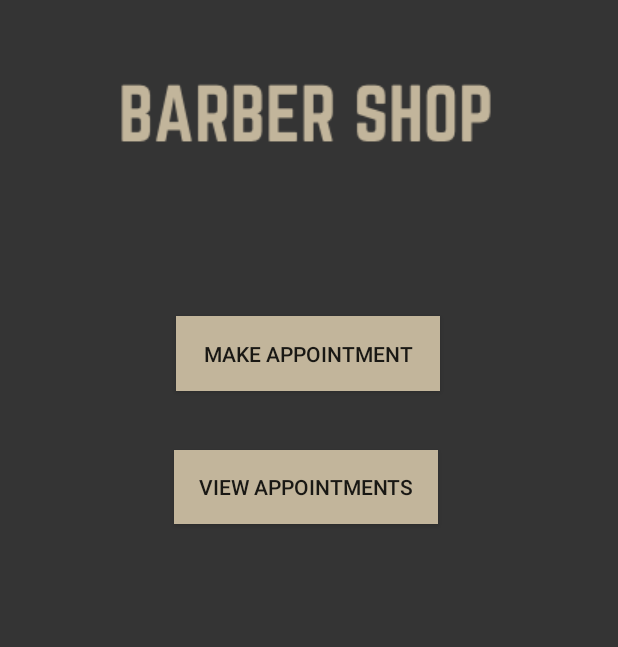
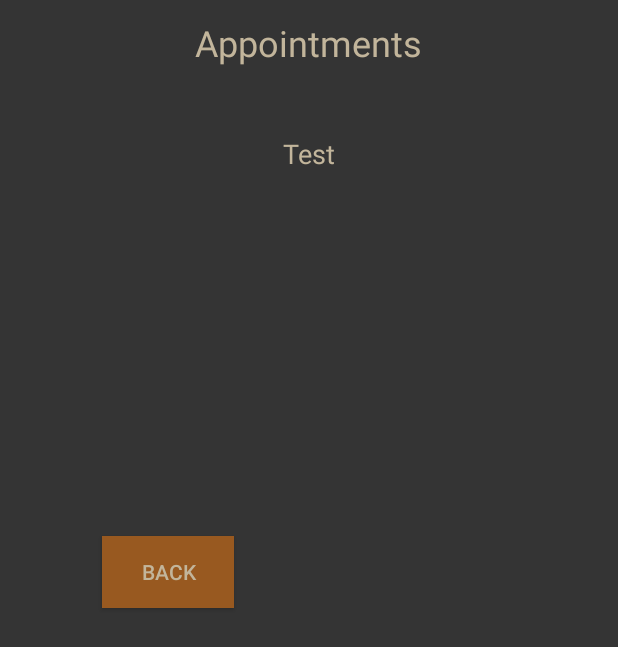
Before and after one commit to hewayman/barbershop_app, an Android app: the LandingPageActivity screen opened directly, with no data from a screen before it, after a tap on "VIEW APPOINTMENTS", on a phone screen of 412 x 824 dp. Shown: the top 647 px of the screen. Run offline under Robolectric (Android 15) with nearby library versions, the phone set to English and light mode, and no system bars.

Commit message:
adding appt page

```diff
--- a/app/src/main/AndroidManifest.xml
+++ b/app/src/main/AndroidManifest.xml
@@ -14,6 +14,7 @@
         <activity android:name=".UserRegistration" />
         <activity android:name=".ConfirmationActivity" />
         <activity android:name=".LandingPageActivity" />
+        <activity android:name=".AppointmentsActivity" />
         <activity android:name=".MainActivity">
             <intent-filter>
                 <action android:name="android.intent.action.MAIN" />
--- /dev/null
+++ b/app/src/main/java/com/murach/barbershop/AppointmentsActivity.java
@@ -0,0 +1,36 @@
+package com.murach.barbershop;
+
+import android.content.Intent;
+        import android.os.Bundle;
+        import android.view.View;
+        import android.widget.Button;
+        import android.widget.TextView;
+
+        import androidx.appcompat.app.AppCompatActivity;
+
+public class AppointmentsActivity extends AppCompatActivity {
+
+    private TextView apptsTextView;
+    private Button backToLandingBtn;
+
+    @Override
+    protected void onCreate(Bundle savedInstanceState) {
+        super.onCreate(savedInstanceState);
+        setContentView(R.layout.appointments_page);
+        apptsTextView = (TextView) findViewById(R.id.apptsTextView);
+        apptsTextView.setText("Test");
+
+        backToLandingBtn = (Button) findViewById(R.id.backToLandingBtn);
+        backToLandingBtn.setOnClickListener(new View.OnClickListener() {
+            @Override
+            public void onClick(View view) {
+                GoToLanding();
+            }
+        });
+    }
+
+    public void GoToLanding() {
+        Intent intent = new Intent(this, LandingPageActivity.class);
+        startActivity(intent);
+    }
+}
--- a/app/src/main/java/com/murach/barbershop/LandingPageActivity.java
+++ b/app/src/main/java/com/murach/barbershop/LandingPageActivity.java
@@ -52,7 +52,7 @@ public class LandingPageActivity extends AppCompatActivity {
 
     // continues to appointments page
     public void openAppts() {
-//        Intent intent = new Intent(this, UserHomeActivity.class);
-//        startActivity(intent);
+        Intent intent = new Intent(this, AppointmentsActivity.class);
+        startActivity(intent);
     }
 }
--- /dev/null
+++ b/app/src/main/res/layout/appointments_page.xml
@@ -0,0 +1,47 @@
+<?xml version="1.0" encoding="utf-8"?>
+<androidx.constraintlayout.widget.ConstraintLayout xmlns:android="http://schemas.android.com/apk/res/android"
+    xmlns:app="http://schemas.android.com/apk/res-auto"
+    xmlns:tools="http://schemas.android.com/tools"
+    android:layout_width="match_parent"
+    android:layout_height="match_parent"
+    android:background="#343434">
+
+    <TextView
+        android:id="@+id/apptsHeader"
+        android:layout_width="411dp"
+        android:layout_height="57dp"
+        android:gravity="center"
+        android:text="@string/appointments"
+        android:textColor="#C2B59B"
+        android:textSize="24sp"
+        app:layout_constraintEnd_toEndOf="parent"
+        app:layout_constraintHorizontal_bias="0.0"
+        app:layout_constraintStart_toStartOf="parent"
+        app:layout_constraintTop_toTopOf="parent" />
+
+    <Button
+        android:id="@+id/backToLandingBtn"
+        android:layout_width="wrap_content"
+        android:layout_height="wrap_content"
+        android:layout_marginStart="68dp"
+        android:layout_marginLeft="68dp"
+        android:layout_marginTop="300dp"
+        android:background="#985920"
+        android:text="@string/back"
+        android:textColor="#C2B59B"
+        app:layout_constraintStart_toStartOf="parent"
+        app:layout_constraintTop_toBottomOf="@+id/apptsHeader" />
+
+    <TextView
+        android:id="@+id/apptsTextView"
+        android:layout_width="128dp"
+        android:layout_height="42dp"
+        android:layout_marginTop="24dp"
+        android:gravity="center"
+        android:textColor="#C2B59B"
+        android:textSize="18sp"
+        app:layout_constraintEnd_toEndOf="parent"
+        app:layout_constraintHorizontal_bias="0.498"
+        app:layout_constraintStart_toStartOf="parent"
+        app:layout_constraintTop_toBottomOf="@+id/apptsHeader"/>
+</androidx.constraintlayout.widget.ConstraintLayout>
--- a/app/src/main/res/values/strings.xml
+++ b/app/src/main/res/values/strings.xml
@@ -28,6 +28,7 @@
     <string name="book_appt">Book Appointment</string>
     <string name="view_appts">View Appointments</string>
     <string name="make_appt">Make Appointment</string>
+    <string name="appointments">Appointments</string>
 
     <string-array name="barber_array">
         <item>Paul</item>
```
